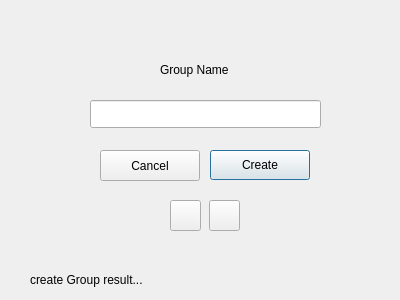
Before: the Qt Designer form creategrouppage.ui in borhanem/Messenger_Void_13, drawn with Qt 5.
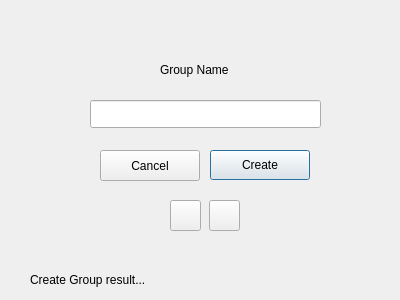
After: the same form once the commit is applied. The open tabs and pages were chosen to show the change.

Diff of the .ui file:
```diff
--- a/creategrouppage.ui
+++ b/creategrouppage.ui
@@ -52,7 +52,7 @@
     </rect>
    </property>
    <property name="text">
-    <string>create Group result...</string>
+    <string>Create Group result...</string>
    </property>
   </widget>
   <widget class="QStackedWidget" name="stackedWidget">
```
Left out of the diff: 14 changed lines with no effect on the pictures.
